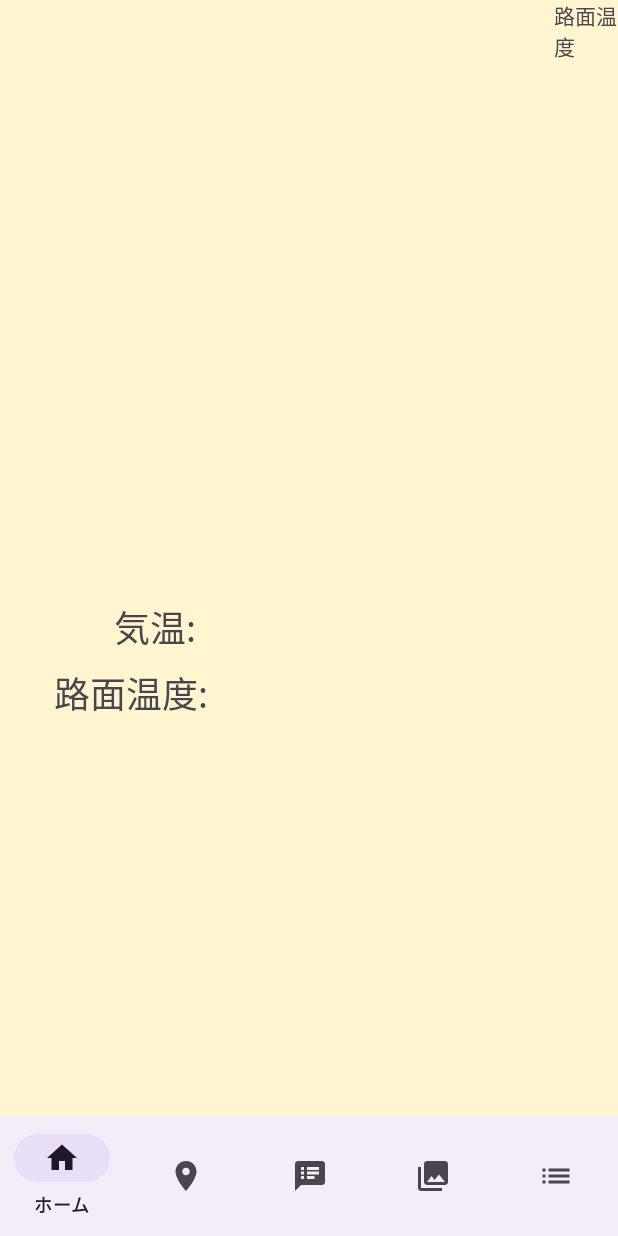
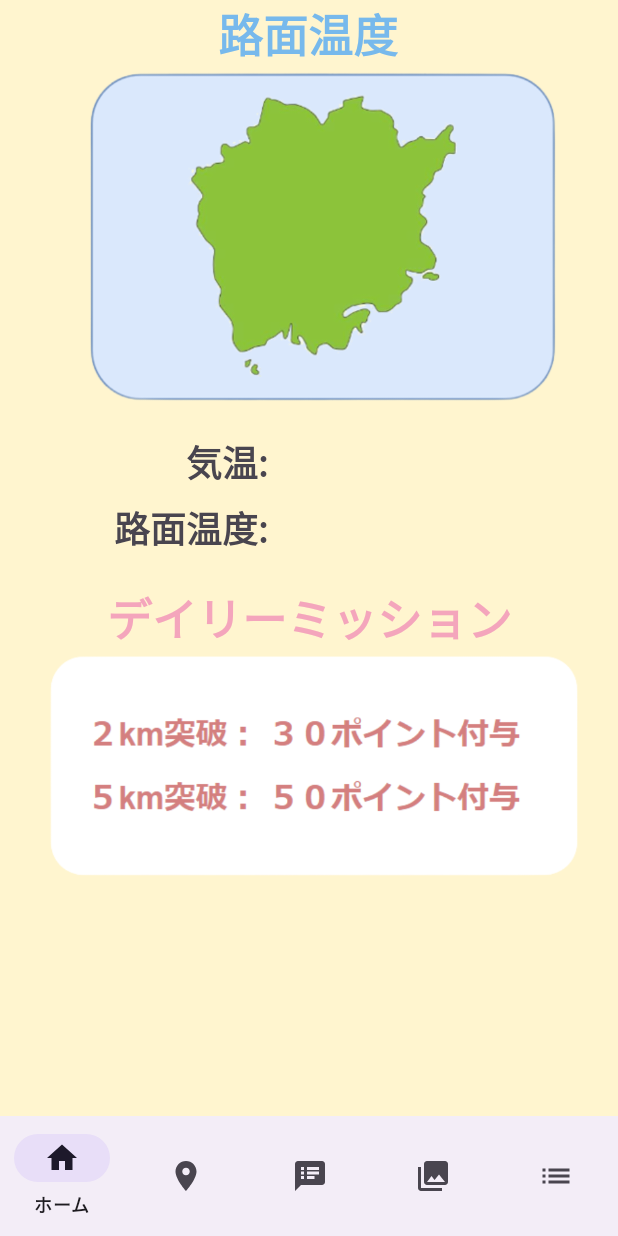
Before and after one commit to ymdsi/WandaForDays, an Android app: the screen it shows after launch once a user with an empty profile is signed in (HomeActivity), on a phone screen of 412 x 824 dp. Run offline under Robolectric (Android 15) with nearby library versions, the phone set to English and light mode, and no system bars; our stand-ins replace Firebase (no records; nobody signed in at launch, a user with empty details on screens opened directly).

Commit message:
homeFragment　UI完成

```diff
--- a/app/src/main/res/layout/fragment_home.xml
+++ b/app/src/main/res/layout/fragment_home.xml
@@ -1,55 +1,94 @@
 <?xml version="1.0" encoding="utf-8"?>
-<FrameLayout xmlns:android="http://schemas.android.com/apk/res/android"
+<androidx.constraintlayout.widget.ConstraintLayout xmlns:android="http://schemas.android.com/apk/res/android"
+    xmlns:app="http://schemas.android.com/apk/res-auto"
     xmlns:tools="http://schemas.android.com/tools"
     android:layout_width="match_parent"
     android:layout_height="match_parent"
     tools:context=".HomeFragment">
 
-    <LinearLayout
-        android:layout_width="match_parent"
-        android:layout_height="match_parent"
-        android:orientation="horizontal">
 
     <ImageView
         android:id="@+id/imageView"
-            android:layout_width="169dp"
-            android:layout_height="133dp"
-            android:layout_marginLeft="200dp"
-            android:layout_marginTop="370dp" />
+        android:layout_width="125dp"
+        android:layout_height="125dp"
+        android:layout_marginTop="240dp"
+        app:layout_constraintStart_toEndOf="@+id/soilTemperatureTextView"
+        app:layout_constraintTop_toTopOf="@+id/map_okayama" />
 
     <TextView
         android:id="@+id/Text"
         android:layout_width="wrap_content"
         android:layout_height="wrap_content"
-            android:layout_weight="1"
-            android:text="路面温度" />
-    </LinearLayout>
-
-    <LinearLayout
-            android:layout_width="wrap_content"
-            android:layout_height="match_parent"
-            android:orientation="vertical">
+        android:text="路面温度"
+        android:textColor="@color/bulu"
+        android:textSize="30dp"
+        android:textStyle="bold"
+        app:layout_constraintEnd_toEndOf="parent"
+        app:layout_constraintHorizontal_bias="0.498"
+        app:layout_constraintStart_toStartOf="parent"
+        app:layout_constraintTop_toTopOf="parent" />
 
     <TextView
         android:id="@+id/temperatureTextView"
-            android:layout_width="match_parent"
+        android:layout_width="wrap_content"
         android:layout_height="wrap_content"
-            android:paddingStart="16dp"
-            android:paddingTop="400dp"
-            android:layout_marginLeft="60dp"
+        android:layout_marginStart="84dp"
         android:text="気温: "
-            android:textSize="24sp" />
+        android:textSize="24sp"
+        android:textStyle="bold"
+        app:layout_constraintBottom_toTopOf="@+id/soilTemperatureTextView"
+        app:layout_constraintEnd_toStartOf="@+id/imageView"
+        app:layout_constraintHorizontal_bias="1.0"
+        app:layout_constraintStart_toStartOf="parent" />
 
     <TextView
         android:id="@+id/soilTemperatureTextView"
         android:layout_width="wrap_content"
         android:layout_height="wrap_content"
+        android:layout_marginTop="40dp"
         android:paddingStart="16dp"
-                android:layout_marginLeft="20dp"
         android:paddingTop="8dp"
         android:text="路面温度: "
-                android:textSize="24sp" />
+        android:textSize="24sp"
+        android:textStyle="bold"
+        app:layout_constraintEnd_toEndOf="parent"
+        app:layout_constraintHorizontal_bias="0.209"
+        app:layout_constraintStart_toStartOf="parent"
+        app:layout_constraintTop_toBottomOf="@+id/map_okayama" />
 
-        </LinearLayout>
+    <ImageView
+        android:id="@+id/map_okayama"
+        android:layout_width="560dp"
+        android:layout_height="262dp"
+        android:layout_marginTop="24dp"
+        android:src="@drawable/map_okayama"
+        app:layout_constraintEnd_toEndOf="parent"
+        app:layout_constraintHorizontal_bias="0.444"
+        app:layout_constraintStart_toStartOf="parent"
+        app:layout_constraintTop_toTopOf="@+id/Text" />
 
-</FrameLayout>
+    <TextView
+        android:id="@+id/mission_text"
+        android:layout_width="wrap_content"
+        android:layout_height="wrap_content"
+        android:text="デイリーミッション"
+        android:textColor="@color/pink"
+        android:textSize="30dp"
+        android:textStyle="bold"
+        app:layout_constraintEnd_toEndOf="parent"
+        app:layout_constraintStart_toStartOf="parent"
+        app:layout_constraintTop_toBottomOf="@+id/imageView" />
+
+    <ImageView
+        android:id="@+id/imageView8"
+        android:layout_width="380dp"
+        android:layout_height="220dp"
+        android:layout_marginTop="8dp"
+        android:src="@drawable/mission"
+        app:layout_constraintEnd_toEndOf="parent"
+        app:layout_constraintHorizontal_bias="0.516"
+        app:layout_constraintStart_toStartOf="parent"
+        app:layout_constraintTop_toTopOf="@+id/mission_text" />
+
+
+</androidx.constraintlayout.widget.ConstraintLayout>
--- a/app/src/main/res/layout/fragment_other.xml
+++ b/app/src/main/res/layout/fragment_other.xml
@@ -1,15 +1,14 @@
 <?xml version="1.0" encoding="utf-8"?>
-<FrameLayout xmlns:android="http://schemas.android.com/apk/res/android"
+<androidx.constraintlayout.widget.ConstraintLayout xmlns:android="http://schemas.android.com/apk/res/android"
+    xmlns:app="http://schemas.android.com/apk/res-auto"
     xmlns:tools="http://schemas.android.com/tools"
+
     android:layout_width="match_parent"
     android:layout_height="match_parent"
     tools:context=".OtherFragment">
 
-    <!-- TODO: Update blank fragment layout -->
-    <TextView
-        android:layout_width="match_parent"
-        android:layout_height="match_parent"
-        android:text="メニュー"
-        android:layout_marginTop="500dp"/>
 
-</FrameLayout>
+
+
+
+</androidx.constraintlayout.widget.ConstraintLayout>
--- a/app/src/main/res/values/colors.xml
+++ b/app/src/main/res/values/colors.xml
@@ -5,4 +5,5 @@
     <color name="pink">#F4A5BC</color>
     <color name="cream">#FFF5CF</color>
     <color name="cream2">#DCC163</color>
+    <color name="bulu">#77B9EC</color>
 </resources>
```
Also changed, not shown: app/src/main/res/drawable/image_removebg_preview.png (added), app/src/main/res/drawable/map_okayama.png (added), app/src/main/res/drawable/mission.png (added). Lines whose indentation alone changed are shown as unchanged.
